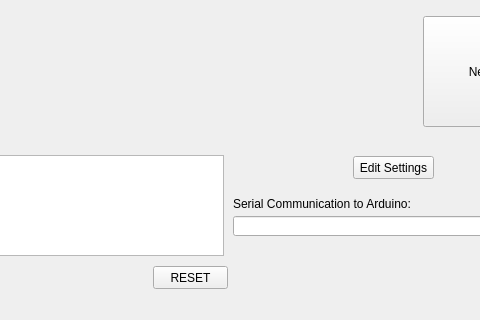
First picture: the form in PCC_client.ui, repository MolecularNeurobiology/LOOPER, before the edit; both pictures show x 417 to 897 and y 463 to 783 of the 1000 by 783 pixel window.
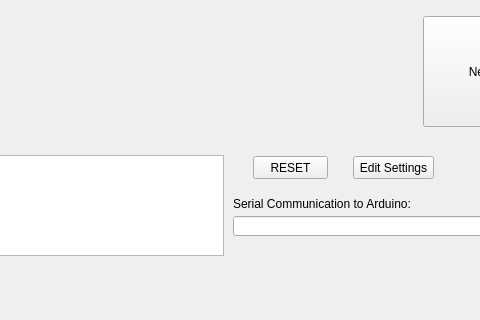
Second picture: the form after the edit.

What changed in the file:
```diff
--- a/PCC_client.ui
+++ b/PCC_client.ui
@@ -425,8 +425,8 @@
    <widget class="QPushButton" name="pushButton">
     <property name="geometry">
      <rect>
-      <x>570</x>
-      <y>710</y>
+      <x>670</x>
+      <y>600</y>
       <width>75</width>
       <height>23</height>
      </rect>
```
Left out of the diff: 8 changed lines with no effect on the pictures.
